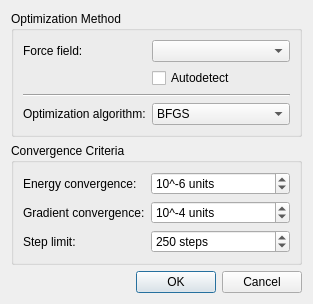
Above: avogadro/qtplugins/forcefield/forcefielddialog.ui from OpenChemistry/avogadrolibs before the change. Below: the same form after it.
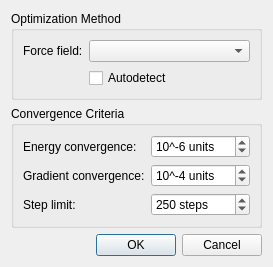
That is the form after the change.

Diff of the .ui file:
```diff
--- a/avogadro/qtplugins/forcefield/forcefielddialog.ui
+++ b/avogadro/qtplugins/forcefield/forcefielddialog.ui
@@ -7,7 +7,7 @@
     <x>0</x>
     <y>0</y>
     <width>365</width>
-    <height>295</height>
+    <height>275</height>
    </rect>
   </property>
   <property name="sizePolicy">
@@ -143,37 +143,6 @@
         </property>
        </widget>
       </item>
-      <item row="2" column="0" colspan="2">
-       <widget class="Line" name="line">
-        <property name="orientation">
-         <enum>Qt::Horizontal</enum>
-        </property>
-       </widget>
-      </item>
-      <item row="3" column="0">
-       <widget class="QLabel" name="label_3">
-        <property name="text">
-         <string>Optimization algorithm:</string>
-        </property>
-       </widget>
-      </item>
-      <item row="3" column="1">
-       <widget class="QComboBox" name="algorithm">
-        <property name="currentIndex">
-         <number>1</number>
-        </property>
-        <item>
-         <property name="text">
-          <string>Conjugate Gradient</string>
-         </property>
-        </item>
-        <item>
-         <property name="text">
-          <string>BFGS</string>
-         </property>
-        </item>
-       </widget>
-      </item>
      </layout>
     </widget>
    </item>
```
Left out of the diff: 1 changed line with no effect on the pictures.
